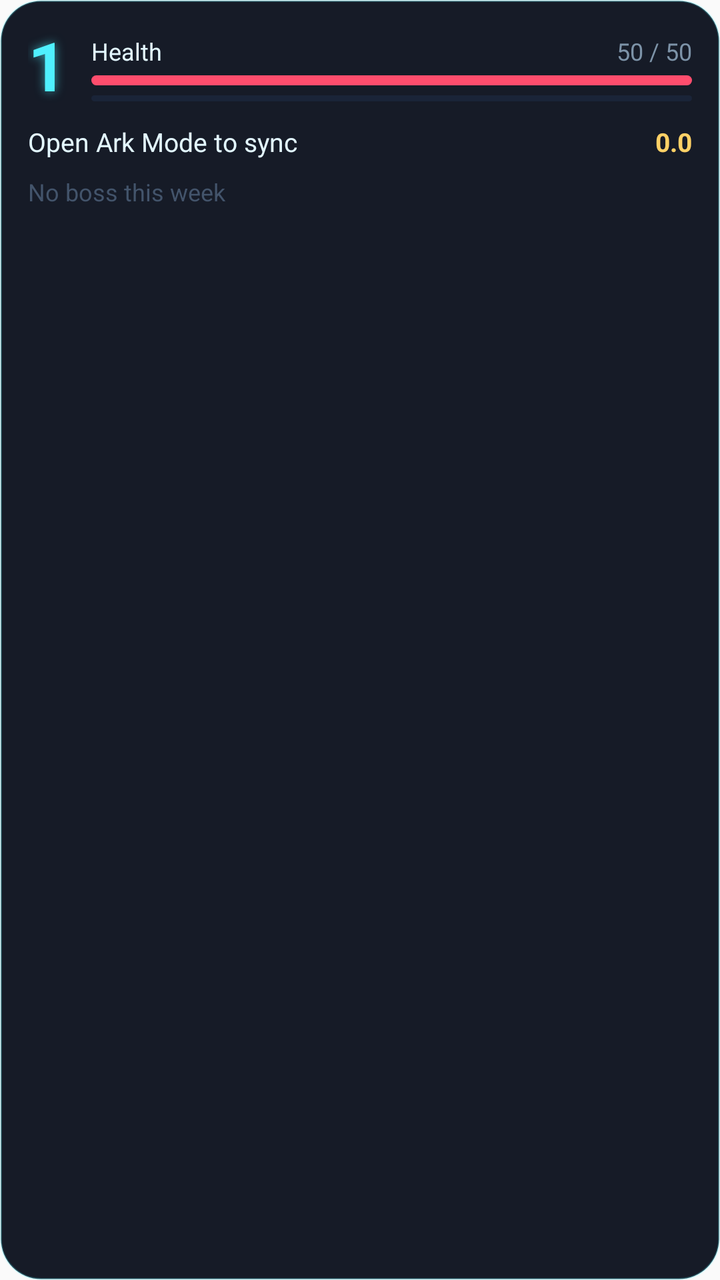
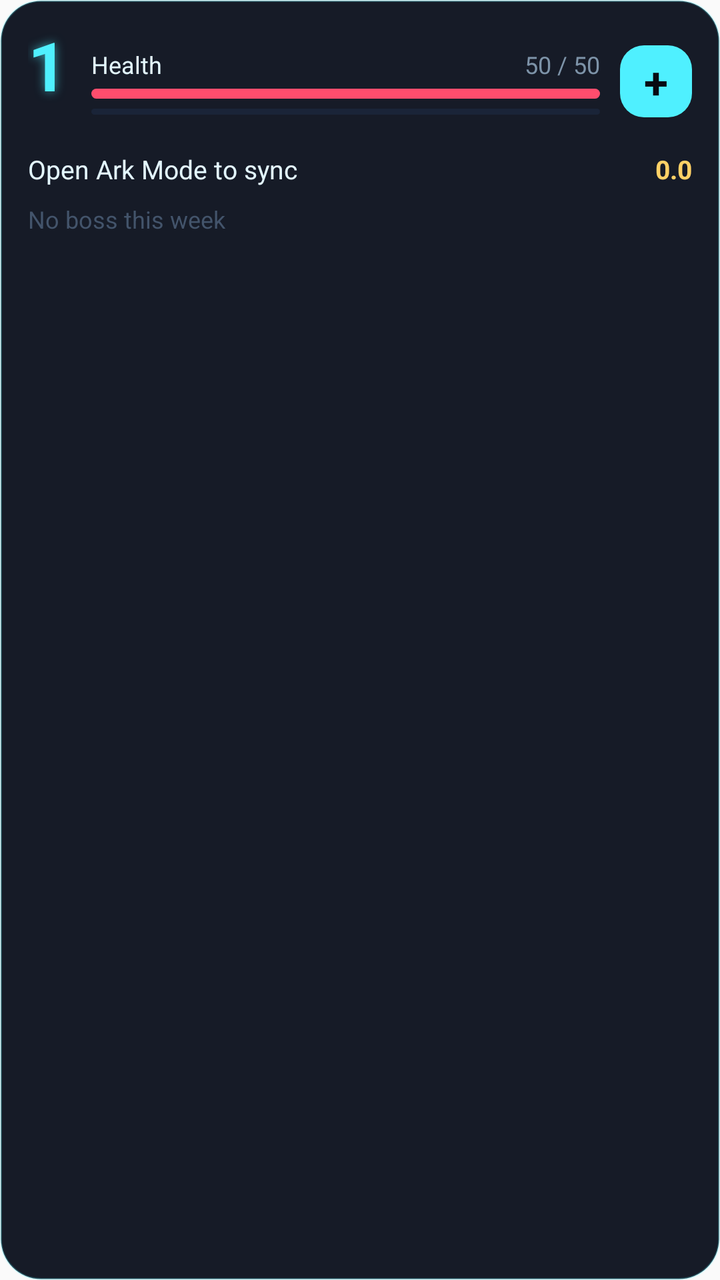

Before-and-after screenshots of an Android layout around one commit, followed by the original layout XML and the change that was made.
<!-- AndroidManifest.xml: application theme AppTheme -->
<!-- res/layout/ark_widget.xml -->
<?xml version="1.0" encoding="utf-8"?>
<LinearLayout xmlns:android="http://schemas.android.com/apk/res/android"
    android:id="@+id/w_root"
    android:layout_width="match_parent"
    android:layout_height="match_parent"
    android:background="@drawable/widget_bg"
    android:orientation="vertical"
    android:padding="14dp">

    <LinearLayout
        android:layout_width="match_parent"
        android:layout_height="wrap_content"
        android:gravity="center_vertical"
        android:orientation="horizontal">

        <TextView
            android:id="@+id/w_level"
            android:layout_width="wrap_content"
            android:layout_height="wrap_content"
            android:text="1"
            android:textColor="#4FF0FF"
            android:textSize="34sp"
            android:textStyle="bold"
            android:shadowColor="#994FF0FF"
            android:shadowRadius="12"
            android:includeFontPadding="false"
            android:layout_marginEnd="12dp" />

        <LinearLayout
            android:layout_width="0dp"
            android:layout_height="wrap_content"
            android:layout_weight="1"
            android:orientation="vertical">

            <LinearLayout
                android:layout_width="match_parent"
                android:layout_height="wrap_content"
                android:orientation="horizontal">
                <TextView
                    android:layout_width="0dp"
                    android:layout_height="wrap_content"
                    android:layout_weight="1"
                    android:text="Health"
                    android:textColor="#E3F7FF"
                    android:textSize="12sp" />
                <TextView
                    android:id="@+id/w_hp_text"
                    android:layout_width="wrap_content"
                    android:layout_height="wrap_content"
                    android:text="50 / 50"
                    android:textColor="#7D93A8"
                    android:textSize="12sp" />
            </LinearLayout>

            <ProgressBar
                android:id="@+id/w_hp"
                style="?android:attr/progressBarStyleHorizontal"
                android:layout_width="match_parent"
                android:layout_height="5dp"
                android:layout_marginTop="4dp"
                android:max="50"
                android:progress="50"
                android:progressDrawable="@drawable/widget_bar_hp" />

            <ProgressBar
                android:id="@+id/w_xp"
                style="?android:attr/progressBarStyleHorizontal"
                android:layout_width="match_parent"
                android:layout_height="3dp"
                android:layout_marginTop="5dp"
                android:max="150"
                android:progress="0"
                android:progressDrawable="@drawable/widget_bar_xp" />
        </LinearLayout>
    </LinearLayout>

    <LinearLayout
        android:layout_width="match_parent"
        android:layout_height="wrap_content"
        android:layout_marginTop="8dp"
        android:gravity="center_vertical"
        android:orientation="horizontal">
        <TextView
            android:id="@+id/w_dailies"
            android:layout_width="0dp"
            android:layout_height="wrap_content"
            android:layout_weight="1"
            android:text="Open Ark Mode to sync"
            android:textColor="#E3F7FF"
            android:textSize="13sp" />
        <TextView
            android:id="@+id/w_gold"
            android:layout_width="wrap_content"
            android:layout_height="wrap_content"
            android:text="0.0"
            android:textColor="#FFD166"
            android:textSize="13sp"
            android:textStyle="bold" />
    </LinearLayout>

    <LinearLayout
        android:id="@+id/w_boss_box"
        android:layout_width="match_parent"
        android:layout_height="wrap_content"
        android:layout_marginTop="8dp"
        android:orientation="vertical"
        android:visibility="gone">
        <LinearLayout
            android:layout_width="match_parent"
            android:layout_height="wrap_content"
            android:orientation="horizontal">
            <TextView
                android:id="@+id/w_boss_name"
                android:layout_width="0dp"
                android:layout_height="wrap_content"
                android:layout_weight="1"
                android:ellipsize="end"
                android:maxLines="1"
                android:text="Boss"
                android:textColor="#FF4FD2"
                android:textSize="13sp"
                android:textStyle="bold"
                android:shadowColor="#99FF4FD2"
                android:shadowRadius="10" />
            <TextView
                android:id="@+id/w_boss_hp"
                android:layout_width="wrap_content"
                android:layout_height="wrap_content"
                android:text="0 / 0"
                android:textColor="#7D93A8"
                android:textSize="12sp" />
        </LinearLayout>
        <ProgressBar
            android:id="@+id/w_boss_bar"
            style="?android:attr/progressBarStyleHorizontal"
            android:layout_width="match_parent"
            android:layout_height="5dp"
            android:layout_marginTop="4dp"
            android:max="100"
            android:progress="100"
            android:progressDrawable="@drawable/widget_bar_boss" />
    </LinearLayout>

    <TextView
        android:id="@+id/w_no_boss"
        android:layout_width="match_parent"
        android:layout_height="wrap_content"
        android:layout_marginTop="8dp"
        android:text="No boss this week"
        android:textColor="#43546B"
        android:textSize="12sp" />
</LinearLayout>
<!-- resources referenced by this layout -->
<resources>
  <!-- drawable widget_bar_boss (drawable) -->
  <?xml version="1.0" encoding="utf-8"?>
  <layer-list xmlns:android="http://schemas.android.com/apk/res/android">
      <item android:id="@android:id/background">
          <shape><corners android:radius="3dp" /><solid android:color="#1A2438" /></shape>
      </item>
      <item android:id="@android:id/progress">
          <clip><shape><corners android:radius="3dp" /><solid android:color="#FF4FD2" /></shape></clip>
      </item>
  </layer-list>
  <!-- drawable widget_bar_hp (drawable) -->
  <?xml version="1.0" encoding="utf-8"?>
  <layer-list xmlns:android="http://schemas.android.com/apk/res/android">
      <item android:id="@android:id/background">
          <shape><corners android:radius="3dp" /><solid android:color="#1A2438" /></shape>
      </item>
      <item android:id="@android:id/progress">
          <clip><shape><corners android:radius="3dp" /><solid android:color="#FF4D6D" /></shape></clip>
      </item>
  </layer-list>
  <!-- drawable widget_bar_xp (drawable) -->
  <?xml version="1.0" encoding="utf-8"?>
  <layer-list xmlns:android="http://schemas.android.com/apk/res/android">
      <item android:id="@android:id/background">
          <shape><corners android:radius="3dp" /><solid android:color="#1A2438" /></shape>
      </item>
      <item android:id="@android:id/progress">
          <clip><shape><corners android:radius="3dp" /><solid android:color="#4FF0FF" /></shape></clip>
      </item>
  </layer-list>
  <!-- drawable widget_bg (drawable) -->
  <?xml version="1.0" encoding="utf-8"?>
  <shape xmlns:android="http://schemas.android.com/apk/res/android" android:shape="rectangle">
      <solid android:color="#F20A0F1C" />
      <stroke android:width="1dp" android:color="#3A4FF0FF" />
      <corners android:radius="20dp" />
  </shape>
  <style name="AppTheme" parent="Theme.AppCompat.Light.DarkActionBar">
          
          <item name="colorPrimary">@color/colorPrimary</item>
          <item name="colorPrimaryDark">@color/colorPrimaryDark</item>
          <item name="colorAccent">@color/colorAccent</item>
      </style>
</resources>

<!-- the commit's change to res/layout/ark_widget.xml (unified diff, before → after) -->
@@ -13,6 +13,12 @@
         android:gravity="center_vertical"
         android:orientation="horizontal">
 
+        <LinearLayout
+            android:layout_width="wrap_content"
+            android:layout_height="wrap_content"
+            android:layout_marginEnd="12dp"
+            android:gravity="center_horizontal"
+            android:orientation="vertical">
         <TextView
             android:id="@+id/w_level"
             android:layout_width="wrap_content"
@@ -23,8 +29,15 @@
             android:textStyle="bold"
             android:shadowColor="#994FF0FF"
             android:shadowRadius="12"
-            android:includeFontPadding="false"
-            android:layout_marginEnd="12dp" />
+            android:includeFontPadding="false" />
+        <TextView
+            android:id="@+id/w_title"
+            android:layout_width="wrap_content"
+            android:layout_height="wrap_content"
+            android:text=""
+            android:textColor="#7D93A8"
+            android:textSize="10sp" />
+        </LinearLayout>
 
         <LinearLayout
             android:layout_width="0dp"
@@ -72,7 +85,32 @@
                 android:progress="0"
                 android:progressDrawable="@drawable/widget_bar_xp" />
         </LinearLayout>
+
+        <TextView
+            android:id="@+id/w_add"
+            android:layout_width="36dp"
+            android:layout_height="36dp"
+            android:layout_marginStart="10dp"
+            android:background="@drawable/widget_add_bg"
+            android:contentDescription="Add a to-do"
+            android:gravity="center"
+            android:text="+"
+            android:textColor="#070A12"
+            android:textSize="22sp"
+            android:textStyle="bold" />
     </LinearLayout>
+
+    <TextView
+        android:id="@+id/w_now"
+        android:layout_width="match_parent"
+        android:layout_height="wrap_content"
+        android:layout_marginTop="8dp"
+        android:ellipsize="end"
+        android:maxLines="1"
+        android:text=""
+        android:textColor="#4FF0FF"
+        android:textSize="13sp"
+        android:visibility="gone" />
 
     <LinearLayout
         android:layout_width="match_parent"
<!-- resource entries referenced after the edit -->
@@ -1,5 +1,11 @@
 <!-- resources referenced by this layout -->
 <resources>
+  <!-- drawable widget_add_bg (drawable) -->
+  <?xml version="1.0" encoding="utf-8"?>
+  <shape xmlns:android="http://schemas.android.com/apk/res/android" android:shape="rectangle">
+      <solid android:color="#4FF0FF" />
+      <corners android:radius="12dp" />
+  </shape>
   <!-- drawable widget_bar_boss (drawable) -->
   <?xml version="1.0" encoding="utf-8"?>
   <layer-list xmlns:android="http://schemas.android.com/apk/res/android">
